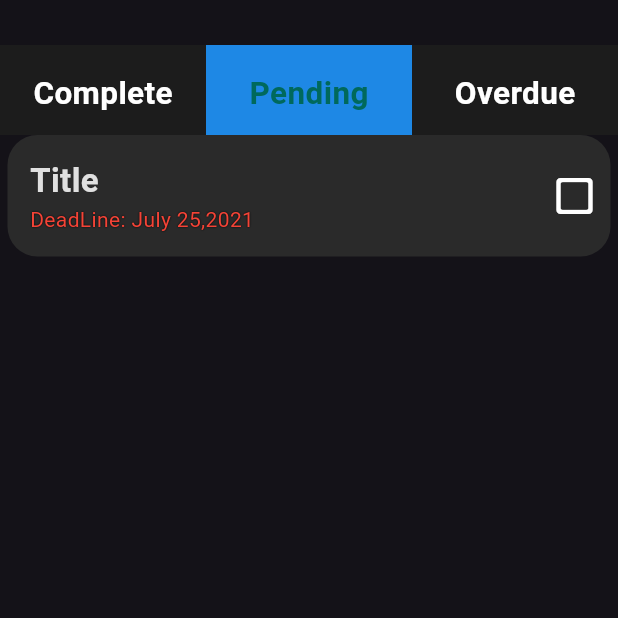
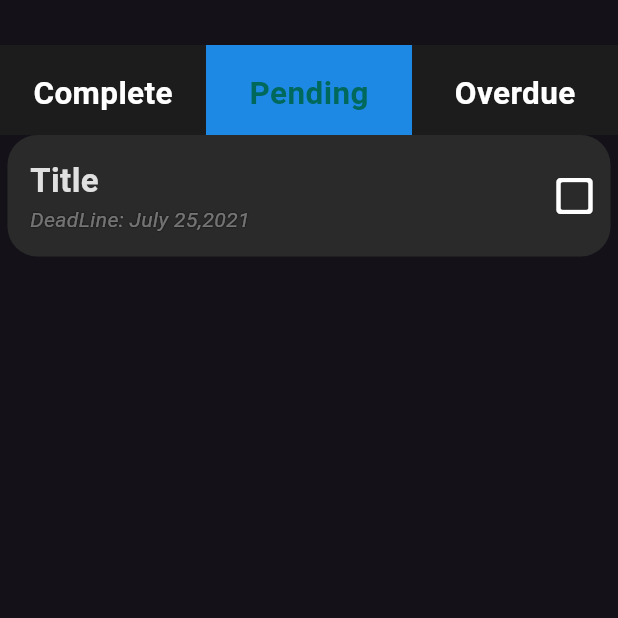
Before and after one commit to ahmedjamal22290/todo_list_app, a Flutter app: the screen it shows after launch, after a tap on "Pending", on a phone screen of 412 x 824 dp, the top half of it. Run offline on Flutter 3.47's test engine with Material 3 defaults, Android fonts, the phone set to English and light mode, and no system bars.

Commit message:
restyle of deadline text

```diff
--- a/lib/components/home_view_body.dart
+++ b/lib/components/home_view_body.dart
@@ -81,7 +81,7 @@ class TodoItem extends StatelessWidget {
       child: Row(
         children: [
           const Column(
-            mainAxisAlignment: MainAxisAlignment.spaceEvenly,
+            mainAxisAlignment: MainAxisAlignment.spaceAround,
             crossAxisAlignment: CrossAxisAlignment.start,
             children: [
               Text(
@@ -94,12 +94,16 @@ class TodoItem extends StatelessWidget {
               ),
               Text(
                 'DeadLine: July 25,2021',
-                style: TextStyle(color: Colors.red, shadows: [
-                  Shadow(
-                    color: Colors.black,
-                    blurRadius: 1,
-                  ),
-                ]),
+                style: TextStyle(
+                    fontStyle: FontStyle.italic,
+                    fontWeight: FontWeight.w400,
+                    color: Color(0x7AE0E0E0),
+                    shadows: [
+                      Shadow(
+                        color: Colors.black,
+                        blurRadius: 1,
+                      ),
+                    ]),
               )
             ],
           ),
```
